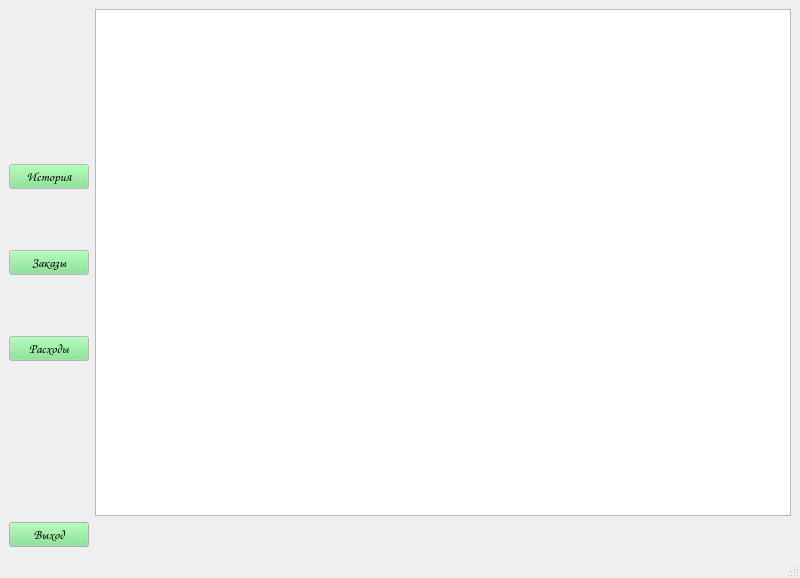
Above: forms/admin.ui from AllaKzm/Igora before the change. Below: the same form after it.
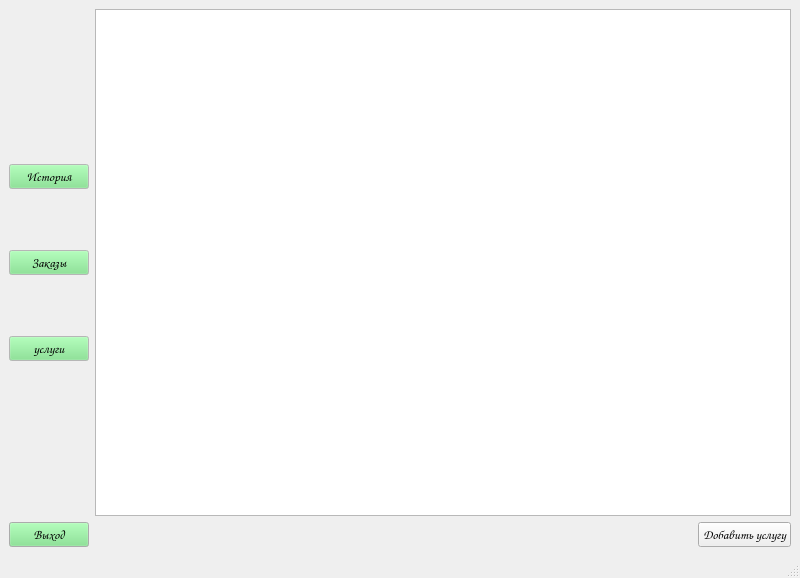
That is the form after the change.

Diff of the .ui file:
```diff
--- a/forms/admin.ui
+++ b/forms/admin.ui
@@ -1335,7 +1335,7 @@
            </font>
           </property>
           <property name="text">
-           <string>Расходы</string>
+           <string>услуги</string>
           </property>
          </widget>
         </item>
@@ -1411,6 +1411,21 @@
         </property>
        </spacer>
       </item>
+      <item>
+       <widget class="QPushButton" name="add_serv">
+        <property name="font">
+         <font>
+          <family>Comic Sans MS</family>
+          <pointsize>10</pointsize>
+          <weight>50</weight>
+          <bold>false</bold>
+         </font>
+        </property>
+        <property name="text">
+         <string>Добавить услугу</string>
+        </property>
+       </widget>
+      </item>
      </layout>
     </item>
    </layout>
```
